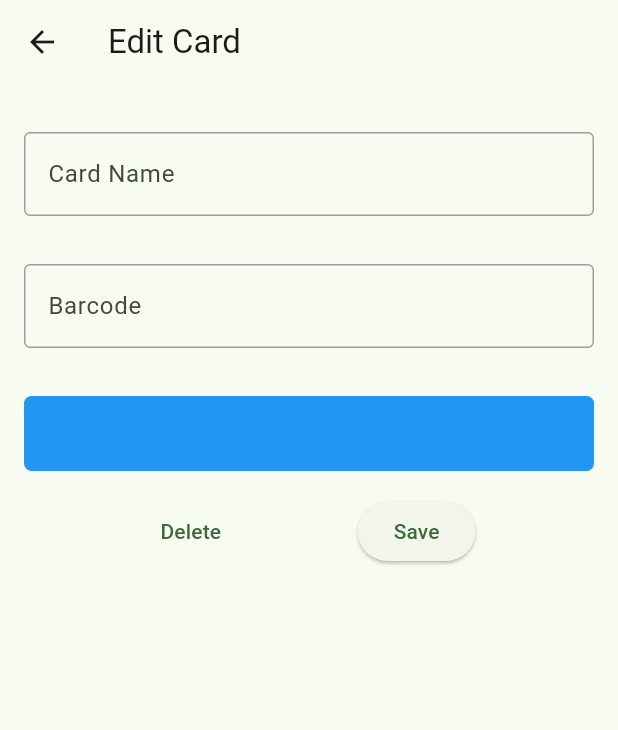
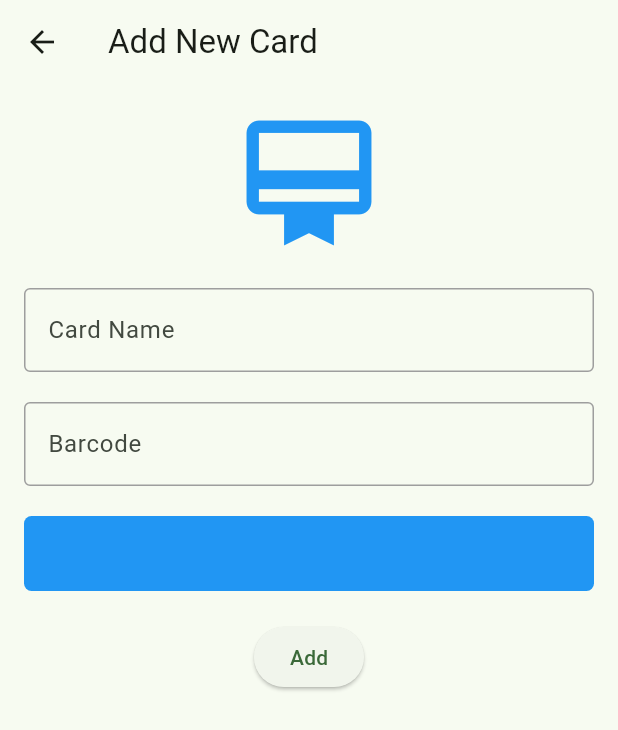
Before and after one commit to sf31/cardea, a Flutter app: the LoyaltyCardScanner screen opened directly, after a tap on "Enter code manually", on a phone screen of 412 x 824 dp. Shown: the top 730 px of the screen. Run offline on Flutter 3.47's test engine with Material 3 defaults, Android fonts, the phone set to English and light mode, and no system bars; our stand-ins replace barcode_widget, file_picker, flutter_colorpicker, shared_preferences, sqflite; missing offline and left inert: mobile_scanner; accounts and stored records are empty.

Commit message:
feat: add add button label and implement loyalty card management UI components

```diff
--- a/lib/l10n/app_en.arb
+++ b/lib/l10n/app_en.arb
@@ -20,6 +20,11 @@
     "@saveBtnLabel": {
         "description": "Label for save button"
     },
+    "addBtnLabel": "Add",
+    "@addBtnLabel": {
+        "description": "Label for add button"
+    },
+
 
 
     "loyaltyCardsLabel": "Loyalty Cards",
--- a/lib/l10n/app_it.arb
+++ b/lib/l10n/app_it.arb
@@ -3,8 +3,8 @@
     "cancelBtnLabel": "Annulla",
     "deleteBtnLabel": "Elimina",
     "editBtnLabel": "Modifica",
-    "saveBtnLabel": "Aggiungi",
-
+    "saveBtnLabel": "Salva",
+    "addBtnLabel": "Aggiungi",
 
     "loyaltyCardsLabel": "Carte Fedeltà",
     "shoppingListLabel": "Lista della Spesa",
--- a/lib/l10n/app_localizations.dart
+++ b/lib/l10n/app_localizations.dart
@@ -127,6 +127,12 @@ abstract class AppLocalizations {
   /// In en, this message translates to:
   /// **'Save'**
   String get saveBtnLabel;
+
+  /// Label for add button
+  ///
+  /// In en, this message translates to:
+  /// **'Add'**
+  String get addBtnLabel;
 
   /// Label for loyalty cards
   ///
--- a/lib/l10n/app_localizations_en.dart
+++ b/lib/l10n/app_localizations_en.dart
@@ -22,6 +22,9 @@ class AppLocalizationsEn extends AppLocalizations {
 
   @override
   String get saveBtnLabel => 'Save';
+
+  @override
+  String get addBtnLabel => 'Add';
 
   @override
   String get loyaltyCardsLabel => 'Loyalty Cards';
--- a/lib/l10n/app_localizations_it.dart
+++ b/lib/l10n/app_localizations_it.dart
@@ -21,7 +21,10 @@ class AppLocalizationsIt extends AppLocalizations {
   String get editBtnLabel => 'Modifica';
 
   @override
-  String get saveBtnLabel => 'Aggiungi';
+  String get saveBtnLabel => 'Salva';
+
+  @override
+  String get addBtnLabel => 'Aggiungi';
 
   @override
   String get loyaltyCardsLabel => 'Carte Fedeltà';
--- a/lib/ui/loyalty-card/widgets/loaylty_card_manager.dart
+++ /dev/null
@@ -1,212 +0,0 @@
-import 'package:cardea/data/models/loyalty_card.model.dart';
-import 'package:cardea/l10n/app_localizations.dart';
-import 'package:cardea/ui/loyalty-card/loyalty_card.viewmodel.dart';
-import 'package:flutter/material.dart';
-import 'package:flutter_colorpicker/flutter_colorpicker.dart';
-import 'package:provider/provider.dart';
-
-class LoyaltyCardManager extends StatefulWidget {
-  final LoyaltyCard card;
-  final bool isNewCard;
-
-  const LoyaltyCardManager({
-    super.key,
-    required this.card,
-    this.isNewCard = false,
-  });
-
-  @override
-  State<LoyaltyCardManager> createState() => _LoyaltyCardManagerState();
-}
-
-class _LoyaltyCardManagerState extends State<LoyaltyCardManager> {
-  final _formKey = GlobalKey<FormState>();
-  final _nameController = TextEditingController();
-  final _barcodeController = TextEditingController();
-
-  Color pickerColor = Color(0xff2de700);
-  Color currentColor = Color(0xff2de700);
-
-  void changeColor(Color color) {
-    setState(() => pickerColor = color);
-  }
-
-  @override
-  void initState() {
-    super.initState();
-    currentColor = widget.card.color;
-    _nameController.text = widget.card.name;
-    _barcodeController.text = widget.card.barcode;
-  }
-
-  @override
-  void dispose() {
-    _nameController.dispose();
-    _barcodeController.dispose();
-    super.dispose();
-  }
-
-  void _pickColor() {
-    showDialog(
-      context: context,
-      builder: (context) {
-        return AlertDialog(
-          title: Text(
-            AppLocalizations.of(context)?.loyaltyCardManagerColorLabel ?? '',
-          ),
-          content: SingleChildScrollView(
-            // child: MaterialPicker(
-            //   pickerColor: pickerColor,
-            //   onColorChanged: changeColor,
-            //   // showLabel: true, // only on portrait mode
-            // ),
-            child: BlockPicker(
-              pickerColor: currentColor,
-              onColorChanged: changeColor,
-            ),
-          ),
-          actions: <Widget>[
-            ElevatedButton(
-              child: Text(AppLocalizations.of(context)?.confirmBtnLabel ?? ''),
-              onPressed: () {
-                setState(() => currentColor = pickerColor);
-                Navigator.of(context).pop();
-              },
-            ),
-          ],
-        );
-      },
-    );
-  }
-
-  void _onSave() {
-    if (_formKey.currentState!.validate()) {
-      final name = _nameController.text;
-      final barcode = _barcodeController.text;
-
-      Provider.of<LoyaltyCardViewModel>(context, listen: false).upsert(
-        LoyaltyCard(
-          id: widget.card.id,
-          name: name,
-          barcode: barcode,
-          color: currentColor,
-          usageCount: widget.card.usageCount,
-        ),
-      );
-      Navigator.of(context).pop();
-    }
-  }
-
-  void _onDelete() {
-    Provider.of<LoyaltyCardViewModel>(
-      context,
-      listen: false,
-    ).removeById(widget.card.id);
-    Navigator.of(context).pop();
-  }
-
-  @override
-  Widget build(BuildContext context) {
-    final localizations = AppLocalizations.of(context);
-    final title =
-        widget.isNewCard
-            ? localizations?.loyaltyCardManagerTitleNew
-            : localizations?.loyaltyCardManagerTitleEdit;
-    return Scaffold(
-      appBar: AppBar(title: Text(title ?? '')),
-      body: Padding(
-        padding: const EdgeInsets.all(16.0),
-        child: Form(
-          key: _formKey,
-          child: Column(
-            children: [
-              PaddedItem(
-                child: TextFormField(
-                  textCapitalization: TextCapitalization.sentences,
-                  onTapOutside: (evt) {
-                    FocusManager.instance.primaryFocus?.unfocus();
-                  },
-                  controller: _nameController,
-                  decoration: InputDecoration(
-                    labelText: localizations?.loyaltyCardManagerNameLabel ?? '',
-                    enabledBorder: OutlineInputBorder(
-                      borderSide: BorderSide(color: Colors.grey),
-                    ),
-                    focusedBorder: OutlineInputBorder(
-                      borderSide: BorderSide(color: Colors.blue),
-                    ),
-                  ),
-                  validator: (value) {
-                    if (value == null || value.isEmpty) {
-                      return localizations?.loyaltyCardManagerMissingName ?? '';
-                    }
-                    return null;
-                  },
-                ),
-              ),
-              PaddedItem(
-                child: TextFormField(
-                  onTapOutside: (evt) {
-                    FocusManager.instance.primaryFocus?.unfocus();
-                  },
-                  controller: _barcodeController,
-                  decoration: const InputDecoration(
-                    labelText: 'Barcode',
-                    enabledBorder: OutlineInputBorder(
-                      borderSide: BorderSide(color: Colors.grey),
-                    ),
-                    focusedBorder: OutlineInputBorder(
-                      borderSide: BorderSide(color: Colors.blue),
-                    ),
-                  ),
-                ),
-              ),
-              PaddedItem(
-                child: Column(
-                  mainAxisSize: MainAxisSize.min,
-                  children: [
-                    GestureDetector(
-                      onTap: _pickColor,
-                      child: Container(
-                        width: double.infinity,
-                        height: 50,
-                        decoration: BoxDecoration(
-                          color: currentColor,
-                          borderRadius: BorderRadius.circular(5),
-                        ),
-                      ),
-                    ),
-                  ],
-                ),
-              ),
-              Row(
-                mainAxisAlignment: MainAxisAlignment.spaceEvenly,
-                children: [
-                  TextButton(
-                    onPressed: _onDelete,
-                    child: Text(localizations?.deleteBtnLabel ?? ''),
-                  ),
-                  ElevatedButton(
-                    onPressed: _onSave,
-                    child: Text(localizations?.saveBtnLabel ?? ''),
-                  ),
-                ],
-              ),
-            ],
-          ),
-        ),
-      ),
-    );
-  }
-}
-
-class PaddedItem extends StatelessWidget {
-  final Widget child;
-
-  const PaddedItem({super.key, required this.child});
-
-  @override
-  Widget build(BuildContext context) {
-    return Padding(padding: EdgeInsets.symmetric(vertical: 16), child: child);
-  }
-}
--- /dev/null
+++ b/lib/ui/loyalty-card/widgets/loyalty-card-manager/loyalty_card_barcode_input.dart
@@ -0,0 +1,26 @@
+import 'package:flutter/material.dart';
+
+class LoyaltyCardBarcodeInput extends StatelessWidget {
+  final TextEditingController barcodeController;
+
+  const LoyaltyCardBarcodeInput({super.key, required this.barcodeController});
+
+  @override
+  Widget build(BuildContext context) {
+    return TextFormField(
+      onTapOutside: (evt) {
+        FocusManager.instance.primaryFocus?.unfocus();
+      },
+      controller: barcodeController,
+      decoration: const InputDecoration(
+        labelText: 'Barcode',
+        enabledBorder: OutlineInputBorder(
+          borderSide: BorderSide(color: Colors.grey),
+        ),
+        focusedBorder: OutlineInputBorder(
+          borderSide: BorderSide(color: Colors.blue),
+        ),
+      ),
+    );
+  }
+}
--- /dev/null
+++ b/lib/ui/loyalty-card/widgets/loyalty-card-manager/loyalty_card_color_picker.dart
@@ -0,0 +1,57 @@
+import 'package:flutter/material.dart';
+import 'package:flutter_colorpicker/flutter_colorpicker.dart';
+
+import '../../../../l10n/app_localizations.dart';
+
+class LoyaltyCardColorPicker extends StatelessWidget {
+  final Color color;
+  final Function onColorSelected;
+
+  const LoyaltyCardColorPicker({
+    super.key,
+    required this.color,
+    required this.onColorSelected,
+  });
+
+  void _pickColor(BuildContext context) {
+    showDialog(
+      context: context,
+      builder: (context) {
+        return AlertDialog(
+          title: Text(
+            AppLocalizations.of(context)?.loyaltyCardManagerColorLabel ?? '',
+          ),
+          content: SingleChildScrollView(
+            child: BlockPicker(
+              pickerColor: color,
+              onColorChanged: (Color selectedColor) {
+                onColorSelected(selectedColor);
+                Navigator.of(context).pop();
+              },
+            ),
+          ),
+        );
+      },
+    );
+  }
+
+  @override
+  Widget build(BuildContext context) {
+    return Column(
+      mainAxisSize: MainAxisSize.min,
+      children: [
+        GestureDetector(
+          onTap: () => _pickColor(context),
+          child: Container(
+            width: double.infinity,
+            height: 50,
+            decoration: BoxDecoration(
+              color: color,
+              borderRadius: BorderRadius.circular(5),
+            ),
+          ),
+        ),
+      ],
+    );
+  }
+}
--- /dev/null
+++ b/lib/ui/loyalty-card/widgets/loyalty-card-manager/loyalty_card_manager.dart
@@ -0,0 +1,140 @@
+import 'package:cardea/data/models/loyalty_card.model.dart';
+import 'package:cardea/l10n/app_localizations.dart';
+import 'package:cardea/ui/loyalty-card/loyalty_card.viewmodel.dart';
+import 'package:flutter/material.dart';
+import 'package:provider/provider.dart';
+
+import 'loyalty_card_barcode_input.dart';
+import 'loyalty_card_color_picker.dart';
+import 'loyalty_card_name_input.dart';
+
+class LoyaltyCardManager extends StatefulWidget {
+  final LoyaltyCard card;
+  final bool isNewCard;
+
+  const LoyaltyCardManager({
+    super.key,
+    required this.card,
+    this.isNewCard = false,
+  });
+
+  @override
+  State<LoyaltyCardManager> createState() => _LoyaltyCardManagerState();
+}
+
+class _LoyaltyCardManagerState extends State<LoyaltyCardManager> {
+  final _formKey = GlobalKey<FormState>();
+  final _nameController = TextEditingController();
+  final _barcodeController = TextEditingController();
+
+  Color pickerColor = Color(0xff2de700);
+  Color currentColor = Color(0xff2de700);
+
+  @override
+  void initState() {
+    super.initState();
+    currentColor = widget.card.color;
+    _nameController.text = widget.card.name;
+    _barcodeController.text = widget.card.barcode;
+  }
+
+  @override
+  void dispose() {
+    _nameController.dispose();
+    _barcodeController.dispose();
+    super.dispose();
+  }
+
+  void _onSave() {
+    if (_formKey.currentState!.validate()) {
+      final name = _nameController.text;
+      final barcode = _barcodeController.text;
+
+      Provider.of<LoyaltyCardViewModel>(context, listen: false).upsert(
+        LoyaltyCard(
+          id: widget.card.id,
+          name: name,
+          barcode: barcode,
+          color: currentColor,
+          usageCount: widget.card.usageCount,
+        ),
+      );
+      Navigator.of(context).pop();
+    }
+  }
+
+  void _onDelete() {
+    Provider.of<LoyaltyCardViewModel>(
+      context,
+      listen: false,
+    ).removeById(widget.card.id);
+    Navigator.of(context).pop();
+  }
+
+  @override
+  Widget build(BuildContext context) {
+    final localizations = AppLocalizations.of(context);
+    final title =
+        widget.isNewCard
+            ? localizations?.loyaltyCardManagerTitleNew
+            : localizations?.loyaltyCardManagerTitleEdit;
+    final confirmLabel =
+        widget.isNewCard
+            ? localizations?.addBtnLabel
+            : localizations?.saveBtnLabel;
+
+    final actions =
+        widget.isNewCard
+            ? [
+              ElevatedButton(
+                onPressed: _onSave,
+                child: Text(confirmLabel ?? ''),
+              ),
+            ]
+            : [
+              TextButton(
+                onPressed: _onDelete,
+                child: Text(localizations?.deleteBtnLabel ?? ''),
+              ),
+              ElevatedButton(
+                onPressed: _onSave,
+                child: Text(confirmLabel ?? ''),
+              ),
+            ];
+
+    return Scaffold(
+      appBar: AppBar(title: Text(title ?? '')),
+      body: Padding(
+        padding: const EdgeInsets.all(16.0),
+        child: Form(
+          key: _formKey,
+          child: Column(
+            spacing: 20,
+            children: [
+              SizedBox(
+                width: 100,
+                height: 100,
+                child: Icon(
+                  Icons.card_membership,
+                  size: 100,
+                  color: currentColor,
+                ),
+              ),
+              LoyaltyCardNameInput(nameController: _nameController),
+              LoyaltyCardBarcodeInput(barcodeController: _barcodeController),
+              LoyaltyCardColorPicker(
+                color: currentColor,
+                onColorSelected:
+                    (color) => setState(() => currentColor = color),
+              ),
+              Row(
+                mainAxisAlignment: MainAxisAlignment.spaceEvenly,
+                children: actions,
+              ),
+            ],
+          ),
+        ),
+      ),
+    );
+  }
+}
--- /dev/null
+++ b/lib/ui/loyalty-card/widgets/loyalty-card-manager/loyalty_card_name_input.dart
@@ -0,0 +1,40 @@
+import 'package:flutter/material.dart';
+
+import '../../../../l10n/app_localizations.dart';
+
+class LoyaltyCardNameInput extends StatelessWidget {
+  final TextEditingController nameController;
+
+  const LoyaltyCardNameInput({super.key, required this.nameController});
+
+  @override
+  Widget build(BuildContext context) {
+    final l10n = AppLocalizations.of(context);
+    return Column(
+      children: [
+        TextFormField(
+          textCapitalization: TextCapitalization.sentences,
+          onTapOutside: (evt) {
+            FocusManager.instance.primaryFocus?.unfocus();
+          },
+          controller: nameController,
+          decoration: InputDecoration(
+            labelText: l10n?.loyaltyCardManagerNameLabel ?? '',
+            enabledBorder: OutlineInputBorder(
+              borderSide: BorderSide(color: Colors.grey),
+            ),
+            focusedBorder: OutlineInputBorder(
+              borderSide: BorderSide(color: Colors.blue),
+            ),
+          ),
+          validator: (value) {
+            if (value == null || value.isEmpty) {
+              return l10n?.loyaltyCardManagerMissingName ?? '';
+            }
+            return null;
+          },
+        ),
+      ],
+    );
+  }
+}
--- a/lib/ui/loyalty-card/widgets/loyalty_card_item.dart
+++ b/lib/ui/loyalty-card/widgets/loyalty_card_item.dart
@@ -4,7 +4,7 @@ import 'package:flutter/material.dart';
 import 'package:flutter/services.dart';
 import 'package:provider/provider.dart';
 
-import 'loaylty_card_manager.dart';
+import 'loyalty-card-manager/loyalty_card_manager.dart';
 import 'loyalty_card_details.dart';
 
 class LoyaltyCardItem extends StatelessWidget {
@@ -33,7 +33,8 @@ class LoyaltyCardItem extends StatelessWidget {
       onLongPress: () {
         Navigator.of(context).push(
           MaterialPageRoute(
-            builder: (context) => LoyaltyCardManager(card: card),
+            builder:
+                (context) => LoyaltyCardManager(card: card, isNewCard: false),
           ),
         );
       },
--- a/lib/ui/loyalty-card/widgets/loyalty_card_scanner.dart
+++ b/lib/ui/loyalty-card/widgets/loyalty_card_scanner.dart
@@ -1,6 +1,6 @@
 import 'package:cardea/data/models/loyalty_card.model.dart';
 import 'package:cardea/l10n/app_localizations.dart';
-import 'package:cardea/ui/loyalty-card/widgets/loaylty_card_manager.dart';
+import 'package:cardea/ui/loyalty-card/widgets/loyalty-card-manager/loyalty_card_manager.dart';
 import 'package:flutter/material.dart';
 import 'package:mobile_scanner/mobile_scanner.dart';
 import 'package:uuid/uuid.dart';
@@ -25,7 +25,9 @@ class LoyaltyCardScanner extends StatelessWidget {
       usageCount: 0,
     );
     Navigator.of(context).pushReplacement(
-      MaterialPageRoute(builder: (context) => LoyaltyCardManager(card: card)),
+      MaterialPageRoute(
+        builder: (context) => LoyaltyCardManager(card: card, isNewCard: true),
+      ),
     );
   }
 
@@ -38,7 +40,9 @@ class LoyaltyCardScanner extends StatelessWidget {
       usageCount: 0,
     );
     Navigator.of(context).pushReplacement(
-      MaterialPageRoute(builder: (context) => LoyaltyCardManager(card: card)),
+      MaterialPageRoute(
+        builder: (context) => LoyaltyCardManager(card: card, isNewCard: true),
+      ),
     );
   }
 
```
